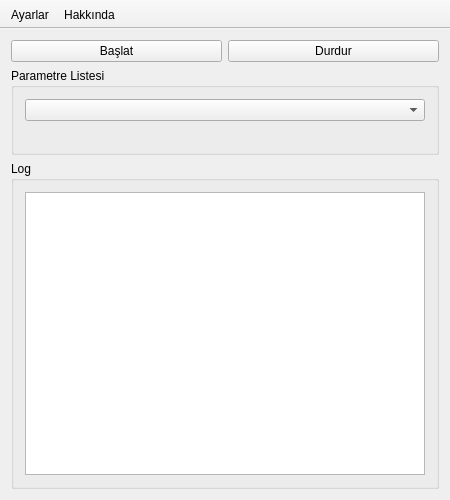
First picture: the form in src/mainwindow.ui, repository cheytacllc/GUI-for-GoodbyeDPI, before the edit.
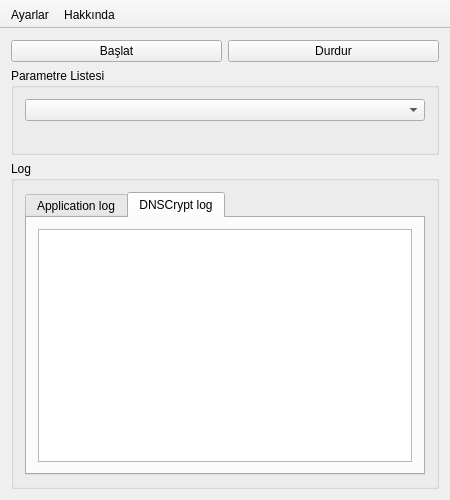
Second picture: the form after the edit. The open tabs and pages were chosen to show the change. Icons and pictures are not drawn.

The edit to the form file:
```diff
--- a/src/mainwindow.ui
+++ b/src/mainwindow.ui
@@ -69,6 +69,16 @@
       </property>
       <layout class="QVBoxLayout" name="verticalLayout">
        <item>
+        <widget class="QTabWidget" name="tabWidget">
+         <property name="currentIndex">
+          <number>0</number>
+         </property>
+         <widget class="QWidget" name="tab">
+          <attribute name="title">
+           <string>Application log</string>
+          </attribute>
+          <layout class="QGridLayout" name="gridLayout">
+           <item row="0" column="0">
         <widget class="QListWidget" name="listWidget">
          <property name="alternatingRowColors">
           <bool>true</bool>
@@ -76,6 +86,27 @@
          <property name="wordWrap">
           <bool>true</bool>
          </property>
+            </widget>
+           </item>
+          </layout>
+         </widget>
+         <widget class="QWidget" name="tab_2">
+          <attribute name="title">
+           <string>DNSCrypt log</string>
+          </attribute>
+          <layout class="QGridLayout" name="gridLayout_2">
+           <item row="0" column="0">
+            <widget class="QListWidget" name="listWidget_2">
+             <property name="alternatingRowColors">
+              <bool>true</bool>
+             </property>
+             <property name="wordWrap">
+              <bool>true</bool>
+             </property>
+            </widget>
+           </item>
+          </layout>
+         </widget>
         </widget>
        </item>
       </layout>
```
Lines whose indentation alone changed are shown as unchanged.
